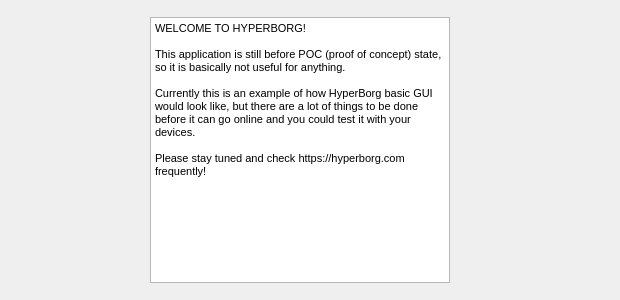
hyperborg/hyperborg, file node/hud.ui: the form before one commit.
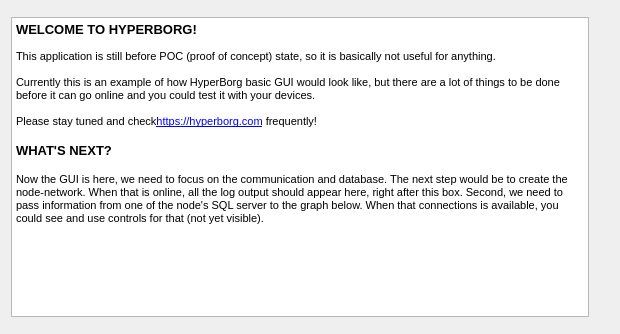
The form after the commit. Custom widgets are drawn as their Qt base class.

```diff
--- a/node/hud.ui
+++ b/node/hud.ui
@@ -30,7 +30,7 @@
          <item row="0" column="0">
           <widget class="QTextBrowser" name="log">
            <property name="sizePolicy">
-            <sizepolicy hsizetype="Fixed" vsizetype="Fixed">
+            <sizepolicy hsizetype="Expanding" vsizetype="MinimumExpanding">
              <horstretch>0</horstretch>
              <verstretch>0</verstretch>
             </sizepolicy>
@@ -38,12 +38,6 @@
            <property name="minimumSize">
             <size>
              <width>300</width>
-             <height>0</height>
-            </size>
-           </property>
-           <property name="maximumSize">
-            <size>
-             <width>300</width>
              <height>300</height>
             </size>
            </property>
@@ -52,9 +46,10 @@
 &lt;html&gt;&lt;head&gt;&lt;meta name=&quot;qrichtext&quot; content=&quot;1&quot; /&gt;&lt;style type=&quot;text/css&quot;&gt;
 p, li { white-space: pre-wrap; }
 &lt;/style&gt;&lt;/head&gt;&lt;body style=&quot; font-family:'MS Shell Dlg 2'; font-size:8.25pt; font-weight:400; font-style:normal;&quot;&gt;
-&lt;p style=&quot; margin-top:0px; margin-bottom:0px; margin-left:0px; margin-right:0px; -qt-block-indent:0; text-indent:0px;&quot;&gt;WELCOME TO HYPERBORG!&lt;br /&gt;&lt;br /&gt;This application is still before POC (proof of concept) state, so it is basically not useful for anything.&lt;/p&gt;
+&lt;p style=&quot; margin-top:0px; margin-bottom:0px; margin-left:0px; margin-right:0px; -qt-block-indent:0; text-indent:0px;&quot;&gt;&lt;span style=&quot; font-size:10pt; font-weight:600;&quot;&gt;WELCOME TO HYPERBORG!&lt;/span&gt;&lt;br /&gt;&lt;br /&gt;This application is still before POC (proof of concept) state, so it is basically not useful for anything.&lt;/p&gt;
 &lt;p style=&quot;-qt-paragraph-type:empty; margin-top:0px; margin-bottom:0px; margin-left:0px; margin-right:0px; -qt-block-indent:0; text-indent:0px;&quot;&gt;&lt;br /&gt;&lt;/p&gt;
-&lt;p style=&quot; margin-top:0px; margin-bottom:0px; margin-left:0px; margin-right:0px; -qt-block-indent:0; text-indent:0px;&quot;&gt;Currently this is an example of how HyperBorg basic GUI would look like, but there are a lot of things to be done before it can go online and you could test it with your devices.&lt;br /&gt;&lt;br /&gt;Please stay tuned and check https://hyperborg.com frequently!&lt;/p&gt;&lt;/body&gt;&lt;/html&gt;</string>
+&lt;p style=&quot; margin-top:0px; margin-bottom:0px; margin-left:0px; margin-right:0px; -qt-block-indent:0; text-indent:0px;&quot;&gt;Currently this is an example of how HyperBorg basic GUI would look like, but there are a lot of things to be done before it can go online and you could test it with your devices.&lt;br /&gt;&lt;br /&gt;Please stay tuned and check&lt;a href=&quot; https://hyperborg.com&quot;&gt;&lt;span style=&quot; font-size:8pt; text-decoration: underline; color:#0000ff;&quot;&gt;https://hyperborg.com&lt;/span&gt;&lt;/a&gt; frequently!&lt;/p&gt;
+&lt;p style=&quot; margin-top:0px; margin-bottom:0px; margin-left:0px; margin-right:0px; -qt-block-indent:0; text-indent:0px;&quot;&gt;&lt;span style=&quot; font-size:10pt; font-weight:600;&quot;&gt;&lt;br /&gt;WHAT'S NEXT?&lt;br /&gt;&lt;br /&gt;&lt;/span&gt;&lt;span style=&quot; font-size:8pt;&quot;&gt;Now the GUI is here, we need to focus on the communication and database. The next step would be to create the node-network. When that is online, all the log output should appear here, right after this box. Second, we need to pass information from one of the node's SQL server to the graph below. When that connections is available, you could see and use controls for that (not yet visible).&lt;br /&gt;&lt;/span&gt;&lt;br /&gt;&lt;/p&gt;&lt;/body&gt;&lt;/html&gt;</string>
            </property>
           </widget>
          </item>
```
